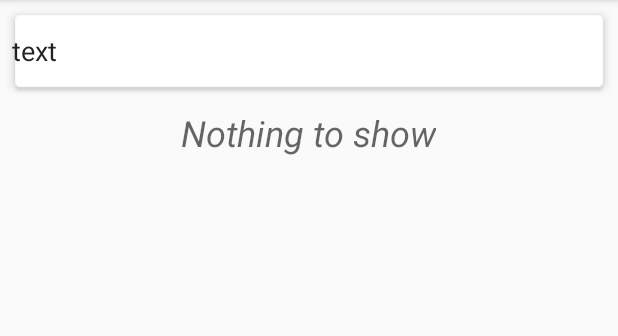
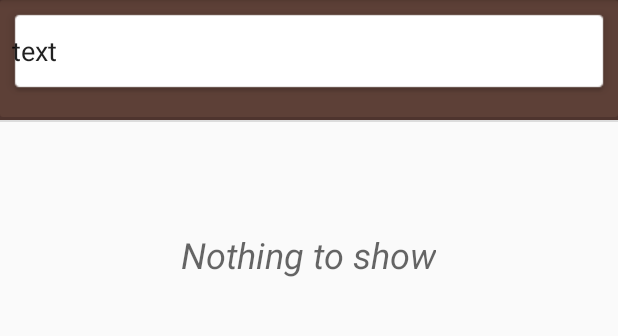
Before and after one commit to skir/WhatToListen, an Android app: the screen it shows after launch (MainActivity), on a phone screen of 412 x 824 dp, the part 84-420 px from its top. Run offline under Robolectric (Android 15) with nearby library versions, the phone set to English and light mode, and no system bars; libraries missing offline, so code that uses them is left out: com.mikepenz.iconics, com.mikepenz.materialdrawer; 3 statements that could not run were skipped.

```diff
--- /dev/null
+++ b/app/src/main/java/com/afsj/whattolisten/DividerItemDecoration.java
@@ -0,0 +1,104 @@
+package com.afsj.whattolisten;
+
+import android.content.Context;
+import android.content.res.TypedArray;
+import android.graphics.Canvas;
+import android.graphics.Rect;
+import android.graphics.drawable.Drawable;
+import android.support.v7.widget.LinearLayoutManager;
+import android.support.v7.widget.RecyclerView;
+import android.view.View;
+
+/*
+ * Copyright (C) 2014 The Android Open Source Project
+ *
+ * Licensed under the Apache License, Version 2.0 (the "License");
+ * you may not use this file except in compliance with the License.
+ * You may obtain a copy of the License at
+ *
+ *      http://www.apache.org/licenses/LICENSE-2.0
+ *
+ * Unless required by applicable law or agreed to in writing, software
+ * distributed under the License is distributed on an "AS IS" BASIS,
+ * WITHOUT WARRANTIES OR CONDITIONS OF ANY KIND, either express or implied.
+ * See the License for the specific language governing permissions and
+ * limitations under the License.
+ */
+public class DividerItemDecoration extends RecyclerView.ItemDecoration {
+
+    private static final int[] ATTRS = new int[]{
+            android.R.attr.listDivider
+    };
+
+    public static final int HORIZONTAL_LIST = LinearLayoutManager.HORIZONTAL;
+
+    public static final int VERTICAL_LIST = LinearLayoutManager.VERTICAL;
+
+    private Drawable mDivider;
+
+    private int mOrientation;
+
+    public DividerItemDecoration(Context context, int orientation) {
+        final TypedArray a = context.obtainStyledAttributes(ATTRS);
+        mDivider = a.getDrawable(0);
+        a.recycle();
+        setOrientation(orientation);
+    }
+
+    public void setOrientation(int orientation) {
+        if (orientation != HORIZONTAL_LIST && orientation != VERTICAL_LIST) {
+            throw new IllegalArgumentException("invalid orientation");
+        }
+        mOrientation = orientation;
+    }
+
+    @Override
+    public void onDraw(Canvas c, RecyclerView parent) {
+        if (mOrientation == VERTICAL_LIST) {
+            drawVertical(c, parent);
+        } else {
+            drawHorizontal(c, parent);
+        }
+    }
+
+    public void drawVertical(Canvas c, RecyclerView parent) {
+        final int left = parent.getPaddingLeft();
+        final int right = parent.getWidth() - parent.getPaddingRight();
+
+        final int childCount = parent.getChildCount();
+        for (int i = 0; i < childCount; i++) {
+            final View child = parent.getChildAt(i);
+            final RecyclerView.LayoutParams params = (RecyclerView.LayoutParams) child
+                    .getLayoutParams();
+            final int top = child.getBottom() + params.bottomMargin;
+            final int bottom = top + mDivider.getIntrinsicHeight();
+            mDivider.setBounds(left, top, right, bottom);
+            mDivider.draw(c);
+        }
+    }
+
+    public void drawHorizontal(Canvas c, RecyclerView parent) {
+        final int top = parent.getPaddingTop();
+        final int bottom = parent.getHeight() - parent.getPaddingBottom();
+
+        final int childCount = parent.getChildCount();
+        for (int i = 0; i < childCount; i++) {
+            final View child = parent.getChildAt(i);
+            final RecyclerView.LayoutParams params = (RecyclerView.LayoutParams) child
+                    .getLayoutParams();
+            final int left = child.getRight() + params.rightMargin;
+            final int right = left + mDivider.getIntrinsicHeight();
+            mDivider.setBounds(left, top, right, bottom);
+            mDivider.draw(c);
+        }
+    }
+
+    @Override
+    public void getItemOffsets(Rect outRect, int itemPosition, RecyclerView parent) {
+        if (mOrientation == VERTICAL_LIST) {
+            outRect.set(0, 0, 0, mDivider.getIntrinsicHeight());
+        } else {
+            outRect.set(0, 0, mDivider.getIntrinsicWidth(), 0);
+        }
+    }
+}
--- a/app/src/main/java/com/afsj/whattolisten/HistoryAdapter.java
+++ b/app/src/main/java/com/afsj/whattolisten/HistoryAdapter.java
@@ -20,6 +20,7 @@ public class HistoryAdapter extends RecyclerView.Adapter<RecyclerView.ViewHolder
     private DataSetObserver mDataSetObserver;
     private final int TYPE_HISTORY_ITEM = 1;
     private final int TYPE_EMPTY = 0;
+    private final int TYPE_HEADER = 2;
 
     public HistoryAdapter(Cursor data){
         this.data = data;
@@ -34,12 +35,14 @@ public class HistoryAdapter extends RecyclerView.Adapter<RecyclerView.ViewHolder
     public RecyclerView.ViewHolder onCreateViewHolder(ViewGroup parent, int viewType) {
         switch (viewType){
             case TYPE_EMPTY:
-                Log.e("adapter","created empty");
+//                Log.e("adapter","created empty");
                 return new EmptyViewHolder(LayoutInflater.from(parent.getContext()).inflate(R.layout.history_item_empty, parent, false));
             case TYPE_HISTORY_ITEM:
-                Log.e("adapter","created not empty");
+//                Log.e("adapter","created not empty");
                 View history_item = LayoutInflater.from(parent.getContext()).inflate(R.layout.history_item, parent, false);
                 return new HistoryViewHolder(history_item);
+            case TYPE_HEADER:
+                return new EmptyViewHolder(LayoutInflater.from(parent.getContext()).inflate(R.layout.header, parent, false));
         }
 //TODO add header
         throw new RuntimeException("there is no type that matches the type " + viewType + " + make sure your using types correctly");
@@ -48,16 +51,21 @@ public class HistoryAdapter extends RecyclerView.Adapter<RecyclerView.ViewHolder
 
     @Override
     public int getItemViewType(int position) {
-        if(data.getCount() > 0)
-            return TYPE_HISTORY_ITEM;
-        else
-            return TYPE_EMPTY;
+        if(position == 0)
+            return TYPE_HEADER;
+        if(data != null) {
+            if (data.getCount() > 0)
+                return TYPE_HISTORY_ITEM;
+            else
+                return TYPE_EMPTY;
+        }
+        return TYPE_EMPTY;
     }
 
     @Override
     public void onBindViewHolder(RecyclerView.ViewHolder holder, int position) {
-        Log.e("onBind", String.valueOf(position));
-        if(data.moveToPosition(position)) {
+//        Log.e("onBind", String.valueOf(position));
+        if(position > 0 && data != null && data.moveToPosition(position - 1)) {
             ((HistoryViewHolder) holder).mTextView.setText(data.getString(data.getColumnIndex(Contract.HistoryEntry.QUERY)));
 //            data.moveToNext();
         }
@@ -66,10 +74,10 @@ public class HistoryAdapter extends RecyclerView.Adapter<RecyclerView.ViewHolder
 
     @Override
     public int getItemCount() {
-        if(data.getCount() > 0)
-            return data.getCount();
+        if(data!=null)
+            return data.getCount() + 1; //+header
         else
-            return 1;
+            return 1 + 1;   //header + empty item
     }
 
     public Cursor swapCursor(Cursor newCursor) {
--- a/app/src/main/java/com/afsj/whattolisten/MainActivity.java
+++ b/app/src/main/java/com/afsj/whattolisten/MainActivity.java
@@ -8,6 +8,7 @@ import android.support.v4.content.CursorLoader;
 import android.support.v4.content.Loader;
 import android.support.v7.app.ActionBarActivity;
 import android.os.Bundle;
+import android.support.v7.widget.DefaultItemAnimator;
 import android.support.v7.widget.LinearLayoutManager;
 import android.support.v7.widget.RecyclerView;
 import android.support.v7.widget.Toolbar;
@@ -42,7 +43,8 @@ public class MainActivity extends ActionBarActivity implements LoaderManager.Loa
 
         RecyclerView recyclerView = ((RecyclerView) findViewById(R.id.history));
         recyclerView.setLayoutManager(new LinearLayoutManager(this));
-
+        recyclerView.addItemDecoration(new DividerItemDecoration(this, DividerItemDecoration.VERTICAL_LIST));
+        recyclerView.setItemAnimator(new DefaultItemAnimator());
         adapter = new HistoryAdapter(null);
 
         recyclerView.setAdapter(adapter);
--- /dev/null
+++ b/app/src/main/res/drawable/list_header.xml
@@ -0,0 +1,19 @@
+<?xml version="1.0" encoding="utf-8"?>
+<layer-list xmlns:android="http://schemas.android.com/apk/res/android">
+    <item>
+        <shape android:shape="rectangle">
+            <solid android:color="@color/material_drawer_primary_dark"/>
+        </shape>
+    </item>
+
+    <item
+        android:left="0dp"
+        android:right="0dp"
+        android:top="0dp"
+        android:bottom="2dp">
+        <shape android:shape="rectangle">
+            <solid android:color="@color/material_drawer_primary"/>
+            <corners android:radius="2dp" />
+        </shape>
+    </item>
+</layer-list>
--- a/app/src/main/res/layout/activity_main.xml
+++ b/app/src/main/res/layout/activity_main.xml
@@ -15,7 +15,8 @@
         android:transitionName="actionBar"
         android:layout_marginLeft="-8dp"
         android:layout_marginRight="-8dp"
-        android:layout_marginTop="-8dp">
+        android:layout_marginTop="-8dp"
+        android:animateLayoutChanges="true">
 
         <LinearLayout
             android:layout_width="match_parent"
@@ -38,7 +39,7 @@
     <android.support.v7.widget.RecyclerView
         android:id="@+id/history"
         android:layout_width="match_parent"
-        android:layout_height="match_parent"
+        android:layout_height="fill_parent"
         android:layout_alignParentTop="true"
         android:layout_alignParentLeft="true"
         android:layout_alignParentStart="true" />
--- /dev/null
+++ b/app/src/main/res/layout/header.xml
@@ -0,0 +1,7 @@
+<?xml version="1.0" encoding="utf-8"?>
+<LinearLayout xmlns:android="http://schemas.android.com/apk/res/android"
+    android:orientation="vertical" android:layout_width="match_parent"
+    android:layout_height="80dp"
+    android:background="@drawable/list_header">
+
+</LinearLayout>
--- a/app/src/main/res/values/colors.xml
+++ b/app/src/main/res/values/colors.xml
@@ -3,5 +3,8 @@
     <color name="white">#ffffff</color>
     <color name="dark_grey">#ff313131</color>
 
-
+    <color name="material_drawer_primary">#5D4037</color>
+    <color name="material_drawer_primary_dark">#4E342E</color>
+    <color name="material_drawer_primary_light">#6D4C41</color>
+    <color name="material_drawer_accent">#1A237E</color>
 </resources>
```
Also changed, not shown: app/src/main/res/drawable/search.xml (deleted, +0 -25 lines), app/src/main/res/layout/history_item.xml (+25 -9 lines).
